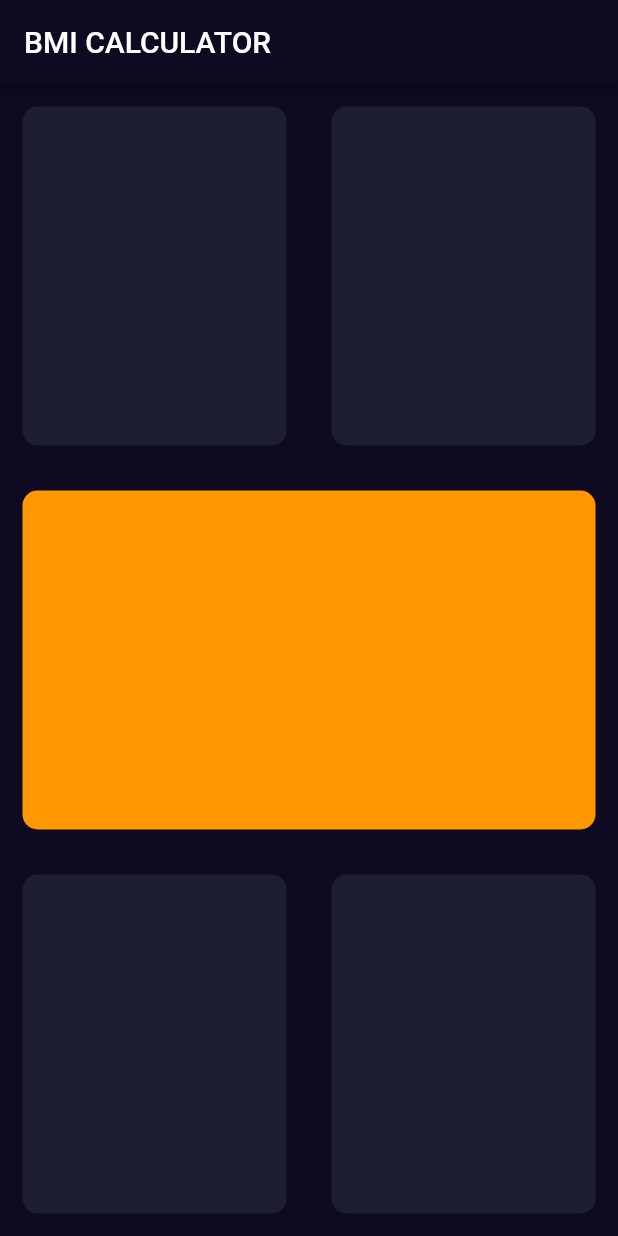
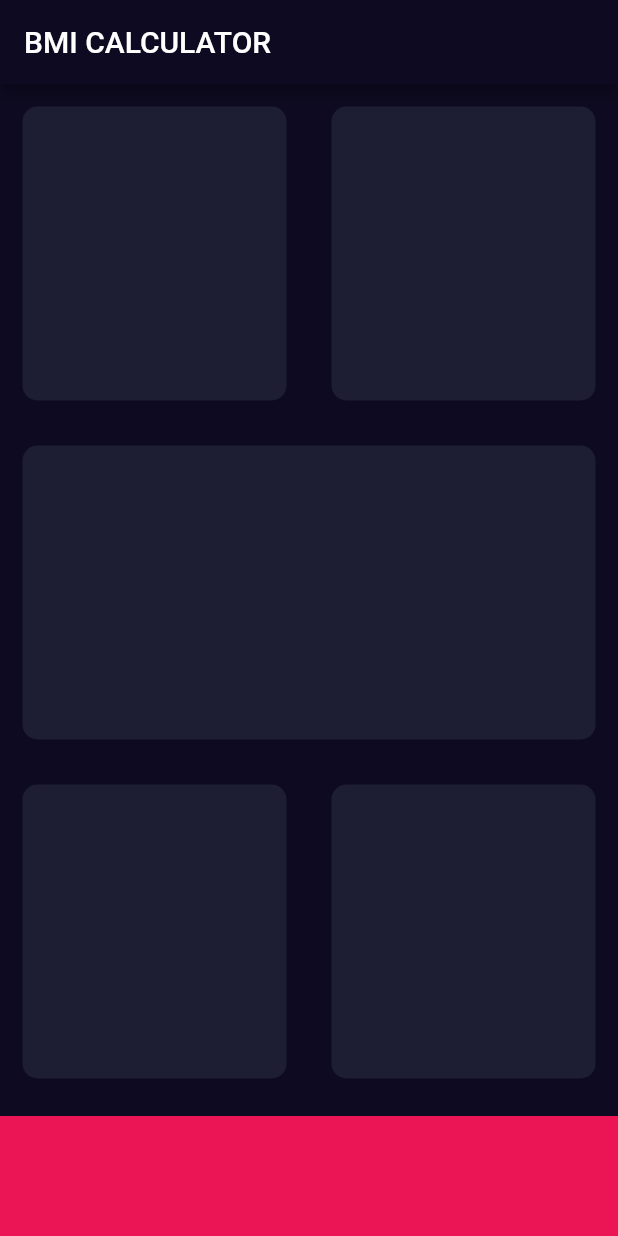
Before and after one commit to ginoliza/flutter_bmi_calculator, a Flutter app: the screen it shows after launch, on a phone screen of 412 x 824 dp. Run offline on Flutter 3.47's test engine with Material 2 defaults, Android fonts, the phone set to English and light mode, and no system bars.

Commit message:
added final, const colours and height

```diff
--- a/lib/input_page.dart
+++ b/lib/input_page.dart
@@ -1,4 +1,8 @@
 import 'package:flutter/material.dart';
+
+const bottomContainerHeight = 80.0;
+const activeCardColour = Color(0xff1d1e33);
+const bottomContainerColour = Color(0xffeb1555);
 
 class InputPage extends StatefulWidget {
   @override
@@ -19,18 +23,18 @@ class _InputPageState extends State<InputPage> {
                 children: [
                   Expanded(
                     flex: 1,
-                    child: ReusableCard(colour: Color(0xff1d1e33)),
+                    child: ReusableCard(colour: activeCardColour),
                   ),
                   Expanded(
                     flex: 1,
-                    child: ReusableCard(colour: Color(0xff1d1e33)),
+                    child: ReusableCard(colour: activeCardColour),
                   )
                 ],
               ),
             ),
             Expanded(
               child: Expanded(
-                child: ReusableCard(colour: Colors.orange),
+                child: ReusableCard(colour: activeCardColour),
               ),
             ),
             Expanded(
@@ -38,14 +42,20 @@ class _InputPageState extends State<InputPage> {
                 children: [
                   Expanded(
                     flex: 1,
-                    child: ReusableCard(colour: Color(0xff1d1e33)),
+                    child: ReusableCard(colour: activeCardColour),
                   ),
                   Expanded(
                     flex: 1,
-                    child: ReusableCard(colour: Color(0xff1d1e33)),
+                    child: ReusableCard(colour: activeCardColour),
                   ),
                 ],
               ),
+            ),
+            Container(
+              color: bottomContainerColour,
+              margin: EdgeInsets.only(top: 10.0),
+              width: double.infinity,
+              height: bottomContainerHeight,
             ),
           ],
         ));
@@ -53,7 +63,7 @@ class _InputPageState extends State<InputPage> {
 }
 
 class ReusableCard extends StatelessWidget {
-  Color colour;
+  final Color colour;
 
   ReusableCard({required this.colour});
 
```
Also changed, not shown: 1 other file.
